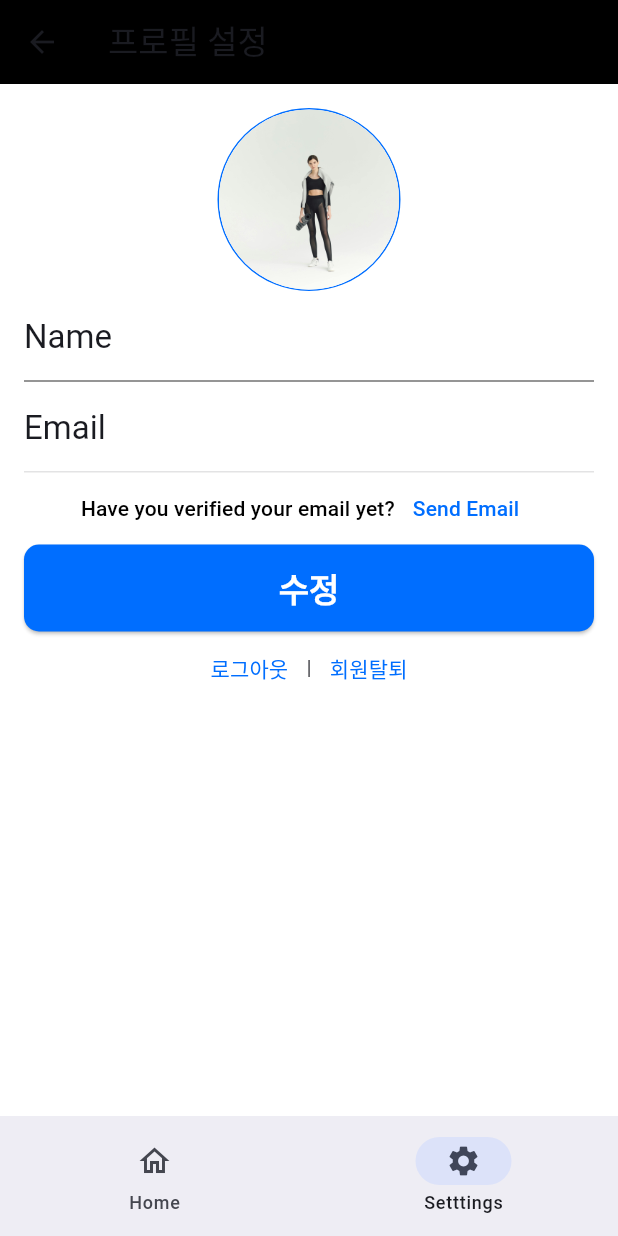
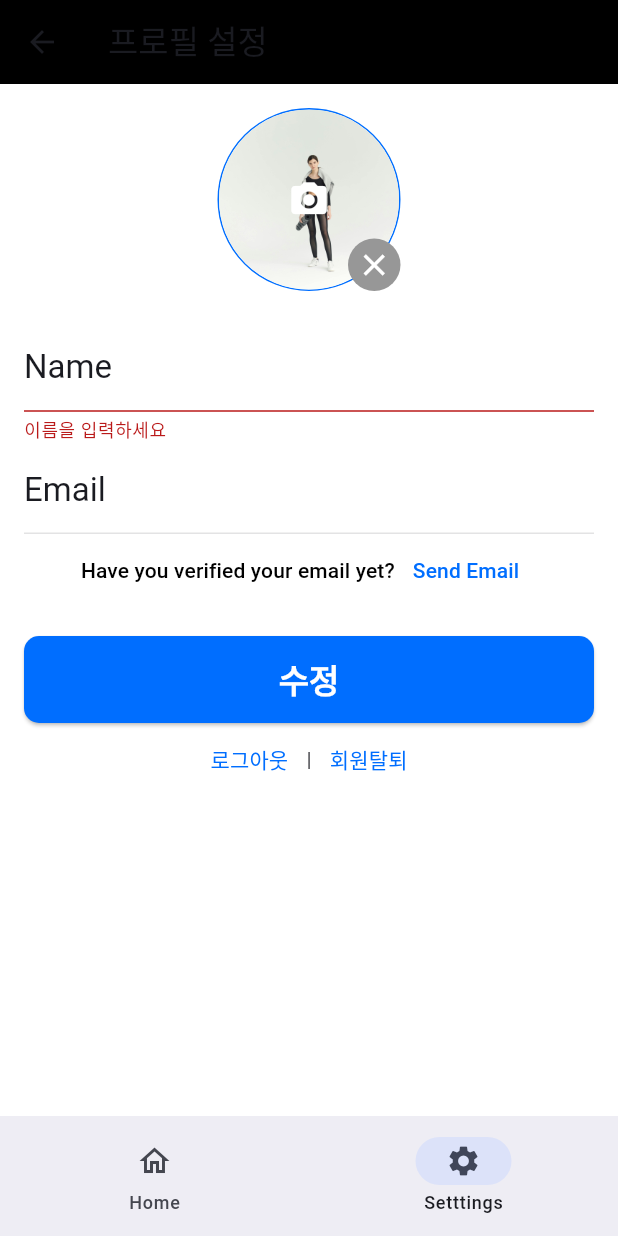
Before and after one commit to Xeostop1/workout-tracker, a Flutter app: the ProfilePage screen opened by its route, after a tap on "수정", on a phone screen of 412 x 824 dp. Run offline on Flutter 3.47's test engine with Material 3 defaults, Android fonts, the light colour scheme and no system bars; our stand-ins replace audioplayers, firebase_auth, firebase_core, firebase_storage, go_router, image_picker and 1 more; accounts and stored records are empty; Roboto replaces fonts that are missing (Pretendard).

Commit message:
스토리지 설치완료

```diff
--- /dev/null
+++ b/lib/firebase_storage_service.dart
@@ -0,0 +1,5 @@
+import 'package:firebase_storage/firebase_storage.dart';
+
+class FirebaseStorageService {
+  final storageRef = FirebaseStorage.instance.ref();
+}
--- a/lib/my_router.dart
+++ b/lib/my_router.dart
@@ -1,18 +1,17 @@
-import 'package:firebase_auth/firebase_auth.dart';
 import 'package:flutter/material.dart';
 import 'package:go_router/go_router.dart';
-import 'package:hnworkouttracker/animation_pracice_widget.dart';
+import 'package:firebase_auth/firebase_auth.dart';
+
 import 'package:hnworkouttracker/landing_page.dart';
-import 'package:hnworkouttracker/profile_page.dart';
+import 'package:hnworkouttracker/login_page.dart';
 import 'package:hnworkouttracker/registration_page.dart';
 import 'package:hnworkouttracker/reset_password_page.dart';
+import 'package:hnworkouttracker/profile_page.dart';
+import 'package:hnworkouttracker/settings_page.dart';
 import 'package:hnworkouttracker/workout_home_page.dart';
-
-import 'frame_page.dart';
-import 'login_page.dart';
-import 'settings_page.dart';
-import 'workout_guide_page.dart';
-import 'workout_list_page.dart';
+import 'package:hnworkouttracker/workout_list_page.dart';
+import 'package:hnworkouttracker/workout_guide_page.dart';
+import 'package:hnworkouttracker/frame_page.dart';
 
 final GlobalKey<NavigatorState> _rootNavigatorKey = GlobalKey<NavigatorState>(
   debugLabel: 'root',
@@ -22,38 +21,37 @@ final GlobalKey<NavigatorState> _homeTabNavigatorKey =
 final GlobalKey<NavigatorState> _settingsTabNavigatorKey =
     GlobalKey<NavigatorState>(debugLabel: 'settingsTab');
 
-// GoRouter configuration
 final router = GoRouter(
   navigatorKey: _rootNavigatorKey,
   redirect: (context, state) {
-    User? user = FirebaseAuth.instance.currentUser;
+    final user = FirebaseAuth.instance.currentUser;
 
-    if ((user == null) &&
-        (state.uri.path != '/settings/login/registration' &&
-            state.uri.path != '/settings/login/reset_password' &&
-            state.uri.path != '/')) {
+    // 로그인 안 된 유저가 접근하면 로그인 페이지로 보냄
+    if (user == null &&
+        state.uri.path != '/settings/login' &&
+        state.uri.path != '/settings/login/registration' &&
+        state.uri.path != '/settings/login/reset_password' &&
+        state.uri.path != '/') {
       return '/settings/login';
     }
-    //settings tab클릭했을때 로그인 상태에따라 화면 이동
+
+    // 로그인한 유저가 로그인 페이지에 접근하려 할 경우 /settings로 리디렉션
     if (user != null &&
         (state.uri.path == '/settings/login' ||
             state.uri.path == '/settings/login/registration')) {
       return '/settings';
     }
+
+    return null; // 리디렉션 없음
   },
   routes: [
-    GoRoute(
-      path: '/',
-      builder: (context, state) => LandingPage(),
-
-      // builder: (context, state) => AnimationPraciceWidget(),
-    ),
+    GoRoute(path: '/', builder: (context, state) => LandingPage()),
     StatefulShellRoute.indexedStack(
       parentNavigatorKey: _rootNavigatorKey,
-      builder: (context, state, navigationShell) {
-        return FramePage(child: navigationShell);
-      },
+      builder: (context, state, navigationShell) =>
+          FramePage(child: navigationShell),
       branches: [
+        // 🏋️ workout 홈 탭
         StatefulShellBranch(
           navigatorKey: _homeTabNavigatorKey,
           routes: [
@@ -61,30 +59,27 @@ final router = GoRouter(
               path: '/workout_home',
               builder: (context, state) => WorkoutHomePage(),
               routes: [
-                //workout_home/workout_list/1/workout_guide/3
                 GoRoute(
                   path: 'workout_list/:group_index',
                   builder: (context, state) {
-                    String? groupIndexString =
-                        state.pathParameters['group_index'];
-                    final int groupIndex = int.parse(groupIndexString!);
+                    final groupIndex = int.parse(
+                      state.pathParameters['group_index']!,
+                    );
                     return WorkoutListPage(groupIndex: groupIndex);
                   },
                   routes: [
                     GoRoute(
                       path: 'workout_guide/:workout_index',
                       builder: (context, state) {
-                        String? workoutIndexString =
-                            state.pathParameters['workout_index'];
-                        final int workoutIndex = int.parse(workoutIndexString!);
-
-                        String? groupIndexString =
-                            state.pathParameters['group_index'];
-                        final int groupIndex = int.parse(groupIndexString!);
-
+                        final groupIndex = int.parse(
+                          state.pathParameters['group_index']!,
+                        );
+                        final workoutIndex = int.parse(
+                          state.pathParameters['workout_index']!,
+                        );
                         return WorkoutGuidePage(
+                          groupIndex: groupIndex,
                           workoutIndex: workoutIndex,
-                          groupIndex: groupIndex,
                         );
                       },
                     ),
@@ -94,39 +89,30 @@ final router = GoRouter(
             ),
           ],
         ),
+
+        // ⚙️ settings 탭
         StatefulShellBranch(
           navigatorKey: _settingsTabNavigatorKey,
           routes: [
             GoRoute(
               path: '/settings',
-              builder: (context, state) {
-                return SettingsPage();
-              },
+              builder: (context, state) => SettingsPage(),
               routes: [
                 GoRoute(
+                  path: 'profile',
+                  builder: (context, state) => ProfilePage(),
+                ),
+                GoRoute(
                   path: 'login',
-                  builder: (context, state) {
-                    return LoginPage();
-                  },
-                  //하부라우트를 지정할 수 있음
+                  builder: (context, state) => LoginPage(),
                   routes: [
                     GoRoute(
                       path: 'registration',
-                      builder: (context, state) {
-                        return RegistrationPage();
-                      },
+                      builder: (context, state) => RegistrationPage(),
                     ),
                     GoRoute(
                       path: 'reset_password',
-                      builder: (context, state) {
-                        return ResetPasswordPage();
-                      },
-                    ),
-                    GoRoute(
-                      path: 'profile',
-                      builder: (context, state) {
-                        return ProfilePage();
-                      },
+                      builder: (context, state) => ResetPasswordPage(),
                     ),
                   ],
                 ),
--- a/lib/profile_page.dart
+++ b/lib/profile_page.dart
@@ -1,6 +1,9 @@
-//filename:profile_page.dart
+// filename: profile_page.dart
+import 'dart:io'; // **** (로컬 파일 이미지 표시용)
 import 'package:flutter/material.dart';
 import 'package:hnworkouttracker/firebase_auth_service.dart';
+import 'package:hnworkouttracker/show_snackbar.dart';
+import 'package:image_picker/image_picker.dart'; // **** (이미지 선택)
 
 class ProfilePage extends StatefulWidget {
   const ProfilePage({super.key});
@@ -12,55 +15,137 @@ class ProfilePage extends StatefulWidget {
 class _ProfilePageState extends State<ProfilePage> {
   final _formKey = GlobalKey<FormState>();
   final _auth = FirebaseAuthService();
+
   String? name;
   String? email;
-  String? profileImageURL;
+  String? profileImageURL; // URL 또는 로컬 경로를 담음
+  final ImagePicker _picker = ImagePicker(); // ****
+
+  // **** 갤러리에서 이미지 선택 후 미리보기 반영
+  Future<void> _pickImage() async {
+    final XFile? pickedFile = await _picker.pickImage(
+      source: ImageSource.gallery,
+    );
+    if (pickedFile != null) {
+      setState(() {
+        // 로컬 파일 경로를 저장해 CircleAvatar에 표시
+        profileImageURL = pickedFile.path;
+      });
+      // TODO: 필요하면 Firebase Storage에 업로드 후 photoURL 업데이트
+      // await _auth.updatePhotoUrl(uploadedUrl);
+    }
+  }
 
   @override
   void initState() {
     super.initState();
     name = _auth.user?.displayName;
     email = _auth.user?.email;
-    profileImageURL = _auth.user!.photoURL;
+    profileImageURL = _auth.user?.photoURL; // 서버에 저장된 photoURL (없을 수 있음)
   }
 
   @override
   Widget build(BuildContext context) {
-    TextTheme textTheme = Theme.of(context).textTheme;
-    ColorScheme colorScheme = Theme.of(context).colorScheme;
+    final textTheme = Theme.of(context).textTheme;
+    final colorScheme = Theme.of(context).colorScheme;
+
+    // **** 현재 profileImageURL이 http로 시작하면 네트워크, 아니면 로컬 파일, 없으면 에셋
+    ImageProvider avatarProvider;
+    if (profileImageURL != null && profileImageURL!.isNotEmpty) {
+      if (profileImageURL!.startsWith('http')) {
+        avatarProvider = NetworkImage(profileImageURL!);
+      } else {
+        avatarProvider = FileImage(File(profileImageURL!));
+      }
+    } else {
+      avatarProvider = const AssetImage('assets/me.png');
+    }
 
     return Scaffold(
-      appBar: AppBar(title: Text('프로필 설정')),
+      appBar: AppBar(title: const Text('프로필 설정')),
       body: Padding(
         padding: const EdgeInsets.all(16.0),
         child: Form(
           key: _formKey,
           child: Column(
             children: [
+              // ==== 아바타 + 카메라 버튼 영역 (수정됨) ====
+              Flexible(
+                child: Stack(
+                  alignment: Alignment.center,
+                  children: [
                     Container(
                       decoration: BoxDecoration(
                         shape: BoxShape.circle,
-                  border: Border.all(color: colorScheme.primary, width: 1.0),
+                        border: Border.all(
+                          color: colorScheme.primary,
+                          width: 1.0,
+                        ),
                       ),
                       child: CircleAvatar(
                         radius: 60,
-                  backgroundImage: profileImageURL != null
-                      ? NetworkImage(profileImageURL!)
-                      : const AssetImage('assets/me.png'),
+                        backgroundImage: avatarProvider, // ****
                         onBackgroundImageError: (_, __) {
+                          setState(() {
+                            profileImageURL = null;
+                          });
+                        },
+                        backgroundColor: Colors.transparent,
+                      ),
+                    ),
+                    // **** 카메라 아이콘 탭 -> 이미지 선택
+                    Positioned(
+                      child: GestureDetector(
+                        onTap: _pickImage,
+                        child: Icon(
+                          Icons.camera_alt,
+                          size:
+                              (textTheme.headlineMedium?.fontSize ??
+                              28), // **** null 대비
+                          color: colorScheme.onPrimary,
+                        ),
+                      ),
+                    ),
+                    // 닫기(초기화) 버튼
+                    Positioned(
+                      bottom: 0,
+                      right: 0,
+                      child: Container(
+                        height: 35,
+                        width: 35,
+                        decoration: BoxDecoration(
+                          color: colorScheme.surfaceDim,
+                          shape: BoxShape.circle,
+                        ),
+                        child: Center(
+                          child: IconButton(
+                            padding: EdgeInsets.zero,
+                            icon: Icon(
+                              Icons.close,
+                              color: colorScheme.onPrimary,
+                            ),
+                            onPressed: () {
                               setState(() {
                                 profileImageURL = null;
                               });
                             },
                           ),
                         ),
+                      ),
+                    ),
+                  ],
+                ),
+              ),
+              const SizedBox(height: 20),
+
+              // 이름
               TextFormField(
                 initialValue: name,
                 decoration: InputDecoration(
                   labelText: 'Name',
                   labelStyle: textTheme.titleLarge,
                   hintText: 'Enter your name',
-                  border: UnderlineInputBorder(),
+                  border: const UnderlineInputBorder(),
                   enabledBorder: UnderlineInputBorder(
                     borderSide: BorderSide(color: colorScheme.outlineVariant),
                   ),
@@ -74,19 +159,21 @@ class _ProfilePageState extends State<ProfilePage> {
                   }
                   return null;
                 },
-                onSaved: (value) {
-                  name = value;
-                },
+                onSaved: (value) => name = value,
               ),
+
+              // 이메일(읽기 전용)
               TextFormField(
                 enabled: false,
                 initialValue: email,
                 decoration: InputDecoration(
                   labelText: 'Email',
                   labelStyle: textTheme.titleLarge,
-                  border: UnderlineInputBorder(),
+                  border: const UnderlineInputBorder(),
                 ),
               ),
+
+              // 이메일 인증 안내
               Row(
                 mainAxisAlignment: MainAxisAlignment.center,
                 children: [
@@ -97,7 +184,9 @@ class _ProfilePageState extends State<ProfilePage> {
                     ),
                   ),
                   TextButton(
-                    onPressed: () {},
+                    onPressed: () {
+                      // TODO: 필요하면 인증 메일 전송 로직 연결
+                    },
                     child: Text(
                       'Send Email',
                       style: textTheme.titleSmall?.copyWith(
@@ -107,13 +196,27 @@ class _ProfilePageState extends State<ProfilePage> {
                   ),
                 ],
               ),
+              const SizedBox(height: 20),
+
               // 수정 버튼
               SizedBox(
                 width: double.infinity,
                 child: ElevatedButton(
-                  onPressed: () {},
+                  onPressed: () {
+                    if (_formKey.currentState?.validate() ?? false) {
+                      _formKey.currentState?.save();
+                      _auth
+                          .updateName(name)
+                          .then((_) {
+                            showSnackBar(context, '수정 되었습니다.');
+                          })
+                          .catchError((e) {
+                            showSnackBar(context, e.toString());
+                          });
+                    }
+                  },
                   style: ElevatedButton.styleFrom(
-                    padding: EdgeInsets.symmetric(vertical: 15),
+                    padding: const EdgeInsets.symmetric(vertical: 15),
                     backgroundColor: colorScheme.primary,
                     shape: RoundedRectangleBorder(
                       borderRadius: BorderRadius.circular(10),
@@ -128,20 +231,25 @@ class _ProfilePageState extends State<ProfilePage> {
                   ),
                 ),
               ),
-              // 로그아웃/회원탈퇴
+
+              // 로그아웃 / 회원탈퇴
               Row(
                 mainAxisAlignment: MainAxisAlignment.center,
                 children: [
                   TextButton(
-                    onPressed: () {},
+                    onPressed: () {
+                      // TODO: 로그아웃 연결
+                    },
                     child: Text(
                       '로그아웃',
                       style: TextStyle(color: colorScheme.primary),
                     ),
                   ),
-                  Text('|'),
+                  const Text('|'),
                   TextButton(
-                    onPressed: () {},
+                    onPressed: () {
+                      // TODO: 회원탈퇴 연결
+                    },
                     child: Text(
                       '회원탈퇴',
                       style: TextStyle(color: colorScheme.primary),
--- a/pubspec.yaml
+++ b/pubspec.yaml
@@ -40,7 +40,8 @@ dependencies:
   shared_preferences: ^2.5.3
   firebase_core: ^4.0.0
   firebase_auth: ^6.0.0
-
+  image_picker: ^1.1.2
+  firebase_storage: ^13.0.0
 
 
 dev_dependencies:
```
Also changed, not shown: pubspec.lock, 3 other files. Lines whose indentation alone changed are shown as unchanged.
